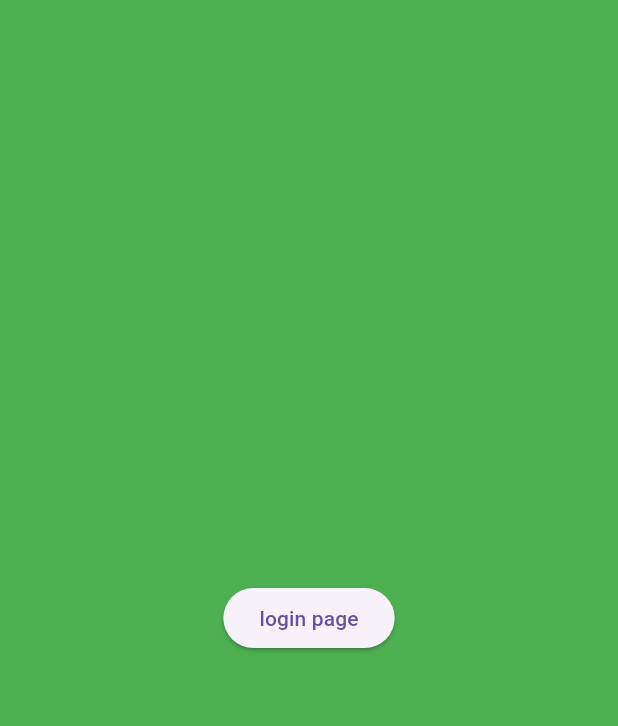
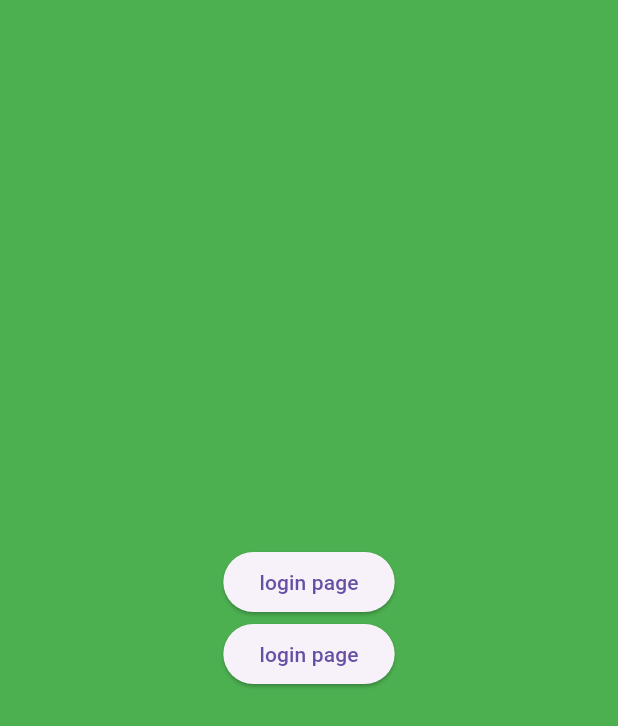
Before and after one commit to peshawa22/auto_route, a Flutter app: the screen it shows after launch, on a phone screen of 412 x 824 dp. Shown: the top 726 px of the screen. Run offline on Flutter 3.47's test engine with Material 3 defaults, Android fonts, the phone set to English and light mode, and no system bars; our stand-ins replace auto_route, shared_preferences.

Commit message:
auto_route

```diff
--- a/lib/routes/app_router.dart
+++ b/lib/routes/app_router.dart
@@ -6,8 +6,8 @@ import 'app_router.gr.dart';
 class AppRouter extends $AppRouter{
   @override
   List<AutoRoute>get routes =>[
-    AutoRoute(page: HomeRoute.page,initial: true),
-    AutoRoute(page: LoginRoute.page),
-    AutoRoute(page: ProfileRoute.page),
+    AutoRoute(page: HomeRoute.page,initial: true,path: '/home'),
+    AutoRoute(page: LoginRoute.page,path: '/login'),
+    AutoRoute(page: ProfileRoute.page,path: '/profile'),
   ];
 }
--- a/lib/screens/home_page.dart
+++ b/lib/screens/home_page.dart
@@ -14,9 +14,15 @@ class HomePage extends StatelessWidget {
           mainAxisAlignment: MainAxisAlignment.center,
           children: [
             ElevatedButton(
+              onPressed: ()async{
+                var result =await context.router.push<String>(const LoginRoute());
+                result;
+              },
+              child: const Text('login page'),
+            ),
+            ElevatedButton(
               onPressed: (){
-                context.router.push(const LoginRoute(),);
-
+                AutoRouter.of(context).pushNamed('/login');
               },
               child: const Text('login page'),
             ),
--- a/lib/screens/login_page.dart
+++ b/lib/screens/login_page.dart
@@ -20,6 +20,12 @@ class LoginPage extends StatelessWidget {
               },
               child: const Text('Profile page'),
             ),
+            ElevatedButton(
+              onPressed: (){
+                context.router.pop('matin');
+              },
+              child: const Text(' return'),
+            ),
           ],
         ),
       ),
```
